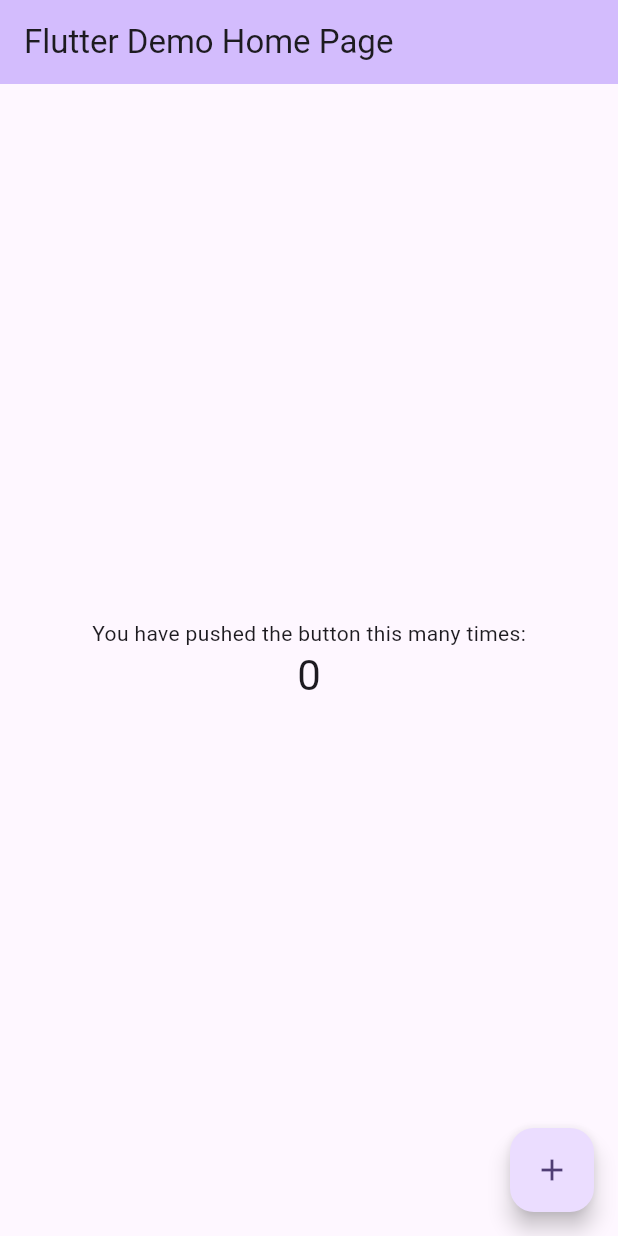
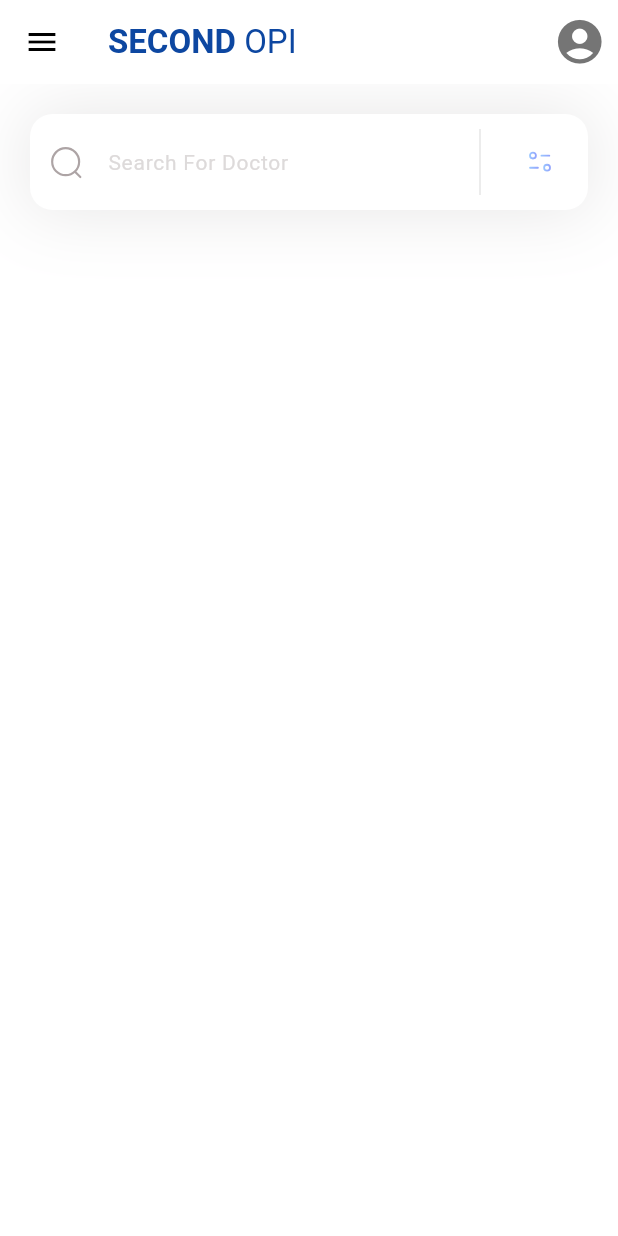
Before and after one commit to ramah666/Flutter-Project, a Flutter app: the screen it shows after launch, on a phone screen of 412 x 824 dp. Run offline on Flutter 3.47's test engine with Material 3 defaults, Android fonts, the light colour scheme and no system bars; our stand-ins replace flutter_svg.

Commit message:
Find Doctor page commit

```diff
--- a/lib/main.dart
+++ b/lib/main.dart
@@ -1,8 +1,9 @@
 import 'package:flutter/material.dart';
+import 'package:flutter_svg/flutter_svg.dart';
+import 'package:secondopi/pages/find_doctor.dart';
 
 void main() {
-  runApp(const MyApp());
-
+  runApp(MyApp());
 }
 
 class MyApp extends StatelessWidget {
@@ -11,116 +12,11 @@ class MyApp extends StatelessWidget {
   // This widget is the root of your application.
   @override
   Widget build(BuildContext context) {
-    return MaterialApp(
-      title: 'Flutter Demo',
-      theme: ThemeData(
-        // This is the theme of your application.
-        //
-        // TRY THIS: Try running your application with "flutter run". You'll see
-        // the application has a purple toolbar. Then, without quitting the app,
-        // try changing the seedColor in the colorScheme below to Colors.green
-        // and then invoke "hot reload" (save your changes or press the "hot
-        // reload" button in a Flutter-supported IDE, or press "r" if you used
-        // the command line to start the app).
-        //
-        // Notice that the counter didn't reset back to zero; the application
-        // state is not lost during the reload. To reset the state, use hot
-        // restart instead.
-        //
-        // This works for code too, not just values: Most code changes can be
-        // tested with just a hot reload.
-        colorScheme: ColorScheme.fromSeed(seedColor: Colors.deepPurple),
-        useMaterial3: true,
-      ),
-      home: const MyHomePage(title: 'Flutter Demo Home Page'),
+    return const MaterialApp(
+      debugShowCheckedModeBanner: false, //To Disable Debug
+
+      home: FindDoctor(),
     );
+
   }
 }
-//change 1
-class MyHomePage extends StatefulWidget {
-  const MyHomePage({super.key, required this.title});
-
-  // This widget is the home page of your application. It is stateful, meaning
-  // that it has a State object (defined below) that contains fields that affect
-  // how it looks.
-
-  // This class is the configuration for the state. It holds the values (in this
-  // case the title) provided by the parent (in this case the App widget) and
-  // used by the build method of the State. Fields in a Widget subclass are
-  // always marked "final".
-
-  final String title;
-
-  @override
-  State<MyHomePage> createState() => _MyHomePageState();
-}
-
-class _MyHomePageState extends State<MyHomePage> {
-  int _counter = 0;
-
-  void _incrementCounter() {
-    setState(() {
-      // This call to setState tells the Flutter framework that something has
-      // changed in this State, which causes it to rerun the build method below
-      // so that the display can reflect the updated values. If we changed
-      // _counter without calling setState(), then the build method would not be
-      // called again, and so nothing would appear to happen.
-      _counter++;
-    });
-  }
-
-  @override
-  Widget build(BuildContext context) {
-    // This method is rerun every time setState is called, for instance as done
-    // by the _incrementCounter method above.
-    //
-    // The Flutter framework has been optimized to make rerunning build methods
-    // fast, so that you can just rebuild anything that needs updating rather
-    // than having to individually change instances of widgets.
-    return Scaffold(
-      appBar: AppBar(
-        // TRY THIS: Try changing the color here to a specific color (to
-        // Colors.amber, perhaps?) and trigger a hot reload to see the AppBar
-        // change color while the other colors stay the same.
-        backgroundColor: Theme.of(context).colorScheme.inversePrimary,
-        // Here we take the value from the MyHomePage object that was created by
-        // the App.build method, and use it to set our appbar title.
-        title: Text(widget.title),
-      ),
-      body: Center(
-        // Center is a layout widget. It takes a single child and positions it
-        // in the middle of the parent.
-        child: Column(
-          // Column is also a layout widget. It takes a list of children and
-          // arranges them vertically. By default, it sizes itself to fit its
-          // children horizontally, and tries to be as tall as its parent.
-          //
-          // Column has various properties to control how it sizes itself and
-          // how it positions its children. Here we use mainAxisAlignment to
-          // center the children vertically; the main axis here is the vertical
-          // axis because Columns are vertical (the cross axis would be
-          // horizontal).
-          //
-          // TRY THIS: Invoke "debug painting" (choose the "Toggle Debug Paint"
-          // action in the IDE, or press "p" in the console), to see the
-          // wireframe for each widget.
-          mainAxisAlignment: MainAxisAlignment.center,
-          children: <Widget>[
-            const Text(
-              'You have pushed the button this many times:',
-            ),
-            Text(
-              '$_counter',
-              style: Theme.of(context).textTheme.headlineMedium,
-            ),
-          ],
-        ),
-      ),
-      floatingActionButton: FloatingActionButton(
-        onPressed: _incrementCounter,
-        tooltip: 'Increment',
-        child: const Icon(Icons.add),
-      ), // This trailing comma makes auto-formatting nicer for build methods.
-    );
-  }
-}
--- /dev/null
+++ b/lib/pages/find_doctor.dart
@@ -0,0 +1,207 @@
+import 'package:flutter/material.dart';
+import 'package:flutter_svg/flutter_svg.dart';
+
+void main() {
+  runApp(FindDoctor());
+}
+
+class FindDoctor extends StatelessWidget {
+  const FindDoctor({super.key});
+
+  @override
+  Widget build(BuildContext context) {
+    return MaterialApp(
+      debugShowCheckedModeBanner: false, // To Disable Debug
+      title: 'Second Opi',
+      theme: ThemeData(
+        primarySwatch: Colors.blue,
+      ),
+      home: MyHomePage(),
+    );
+  }
+}
+
+class MyHomePage extends StatelessWidget {
+  @override
+  Widget build(BuildContext context) {
+    return Scaffold(
+      appBar: appbar(),
+      drawer: drawer(),
+      backgroundColor: Colors.white,
+      body: Column(
+        children: [
+          searchBar(context),
+        ],
+      ),
+    );
+  }
+}
+
+AppBar appbar() {
+  return AppBar(
+    backgroundColor: Colors.white,
+    leading: Builder(
+      builder: (context) => IconButton(
+        icon: Icon(Icons.menu, color: Colors.black),
+        onPressed: () => Scaffold.of(context).openDrawer(),
+      ),
+    ),
+    title: Row(
+      children: [
+        Text(
+          'SECOND',
+          style: TextStyle(
+            color: Colors.blue[900],
+            fontWeight: FontWeight.bold,
+          ),
+        ),
+        Text(
+          ' OPI',
+          style: TextStyle(
+            color: Colors.blue[900],
+            fontWeight: FontWeight.normal,
+          ),
+        ),
+      ],
+    ),
+    actions: [
+      IconButton(
+        icon: Icon(Icons.account_circle, color: Colors.grey[600], size: 35),
+        onPressed: () {},
+      ),
+    ],
+    elevation: 0.0,
+  );
+}
+
+Drawer drawer() {
+  return Drawer(
+    child: ListView(
+      padding: EdgeInsets.zero,
+      children: [
+        DrawerHeader(
+          decoration: BoxDecoration(
+            color: Colors.blue[900],
+          ),
+          child: Text(
+            'Menu',
+            style: TextStyle(
+              color: Colors.white,
+              fontSize: 24,
+            ),
+          ),
+        ),
+        ListTile(
+          title: Text('Home'),
+          onTap: () {
+            // Update this with your own functionality
+          },
+        ),
+        ListTile(
+          title: Text('Find A Doctor'),
+          onTap: () {
+            // Update this with your own functionality
+          },
+        ),
+        ListTile(
+          title: Text('Specialties'),
+          onTap: () {
+            // Update this with your own functionality
+          },
+        ),
+        ListTile(
+          title: Text('About US'),
+          onTap: () {
+            // Update this with your own functionality
+          },
+        ),
+      ],
+    ),
+  );
+}
+
+Widget searchBar(BuildContext context) {
+  return Container(
+    margin: EdgeInsets.only(top: 20, left: 20, right: 20),
+    decoration: BoxDecoration(
+      boxShadow: [
+        BoxShadow(
+          color: Color(0xff1D1617).withOpacity(0.11),
+          blurRadius: 40,
+          spreadRadius: 0.0,
+        ),
+      ],
+    ),
+    child: TextField(
+      decoration: InputDecoration(
+        filled: true,
+        fillColor: Colors.white,
+        contentPadding: EdgeInsets.all(15),
+        hintText: 'Search For Doctor',
+        hintStyle: TextStyle(
+          color: Color(0xffDDDADA),
+          fontSize: 14,
+        ),
+        prefixIcon: Padding(
+          padding: const EdgeInsets.all(12),
+          child: SvgPicture.asset('assets/icons/Search.svg'),
+        ),
+        suffixIcon: Container(
+          width: 100,
+          child: IntrinsicHeight(
+            child: Row(
+              mainAxisAlignment: MainAxisAlignment.end,
+              children: [
+                VerticalDivider(
+                  color: Colors.black,
+                  indent: 10,
+                  endIndent: 10,
+                  thickness: 0.1,
+                ),
+                Padding(
+                  padding: const EdgeInsets.all(8.0),
+                  child: Theme(
+                    data: Theme.of(context).copyWith(
+                      cardColor: Colors.lightBlue[50],
+                    ),
+                    child: PopupMenuButton<String>(
+                      icon: SvgPicture.asset('assets/icons/Filter.svg'),
+                      onSelected: (value) {
+                        // Handle the selected specialty
+                        print(value);
+                      },
+                      itemBuilder: (BuildContext context) {
+                        return [
+                          PopupMenuItem<String>(
+                            value: 'Dermatology',
+                            child: Text('Dermatology'),
+                          ),
+                          PopupMenuItem<String>(
+                            value: 'Gynaecology',
+                            child: Text('Gynaecology'),
+                          ),
+                          PopupMenuItem<String>(
+                            value: 'Dental',
+                            child: Text('Dental'),
+                          ),
+                          PopupMenuItem<String>(
+                            value: 'Pediatrics',
+                            child: Text('Pediatrics'),
+                          ),
+                        ];
+                      },
+                    ),
+                  ),
+                ),
+              ],
+            ),
+          ),
+        ),
+        border: OutlineInputBorder(
+          borderRadius: BorderRadius.circular(15),
+          borderSide: BorderSide.none,
+        ),
+      ),
+    ),
+  );
+}
```
Also changed, not shown: pubspec.yaml (+9 -14 lines), assets/icons/Arrow - Left 2.svg (added), assets/icons/Filter.svg (added), assets/icons/Search.svg (added), assets/icons/blueberry-pancake.svg (added), assets/icons/button.svg (added), assets/icons/canai-bread.svg (added), assets/icons/dots.svg (added), assets/icons/honey-pancakes.svg (added), assets/icons/orange-snacks.svg (added), assets/icons/pancakes.svg (added), assets/icons/pie.svg (added), assets/icons/plate.svg (added), assets/icons/salmon-nigiri.svg (added), 3 more files.
